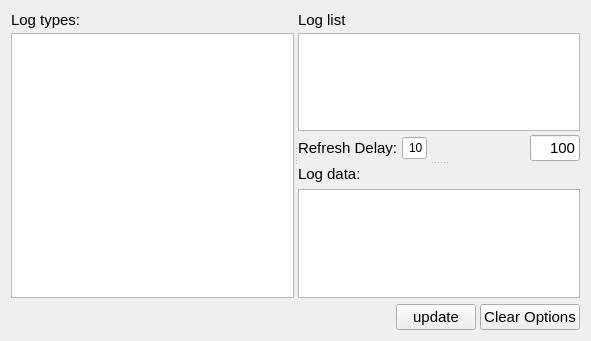
First picture: the form in ccs/widget/CNodeLogWidget.ui, repository bisegni/chaosframework, before the edit.
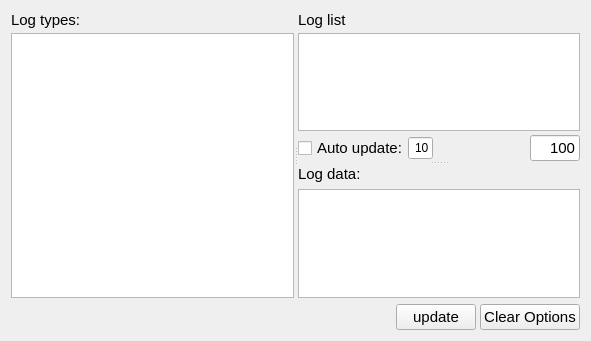
Second picture: the form after the edit.

Commit message: fix autoupdate search and some little ui fix

Diff of the .ui file:
```diff
--- a/ccs/widget/CNodeLogWidget.ui
+++ b/ccs/widget/CNodeLogWidget.ui
@@ -93,17 +93,17 @@
         <item>
          <layout class="QHBoxLayout" name="horizontalLayout_3" stretch="0,0,1,0">
           <property name="spacing">
-           <number>4</number>
+           <number>0</number>
           </property>
           <item>
-           <widget class="QLabel" name="label_4">
+           <widget class="QCheckBox" name="checkBoxAutoUpdate">
             <property name="font">
              <font>
               <pointsize>11</pointsize>
              </font>
             </property>
             <property name="text">
-             <string>Refresh Delay:</string>
+             <string>Auto update:</string>
             </property>
            </widget>
           </item>
```
The commit also changes 7 other files.
